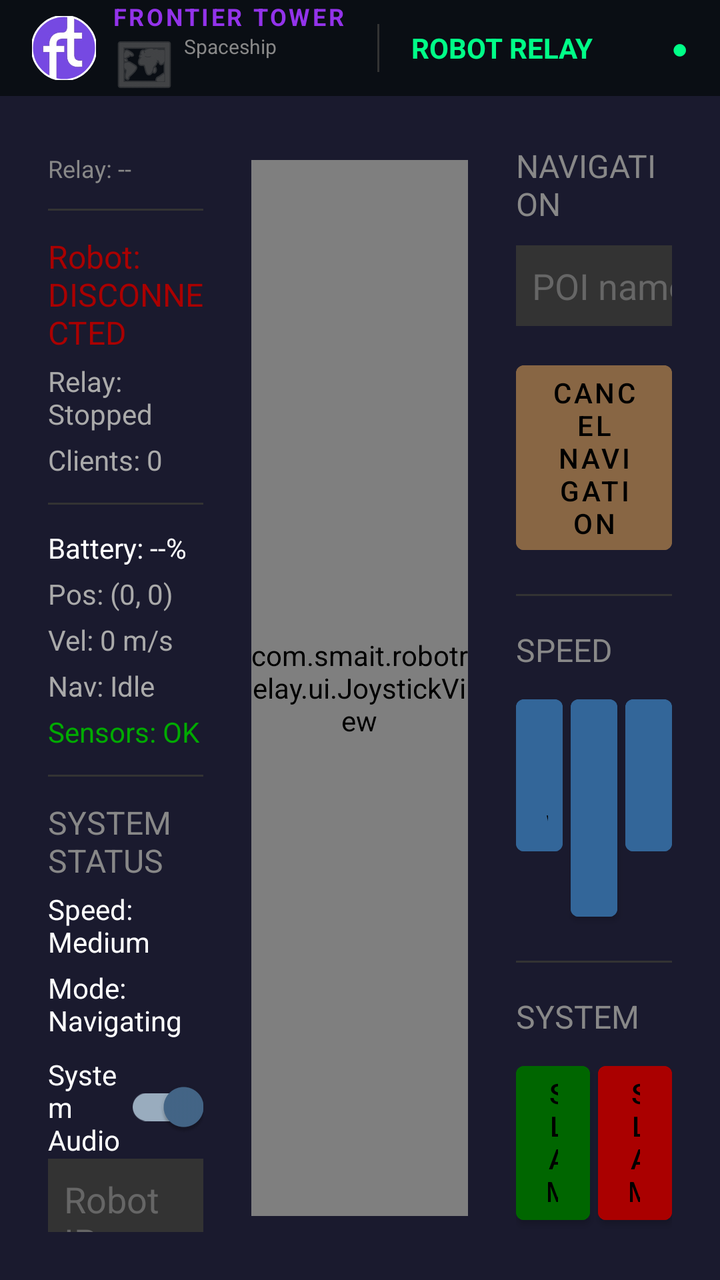
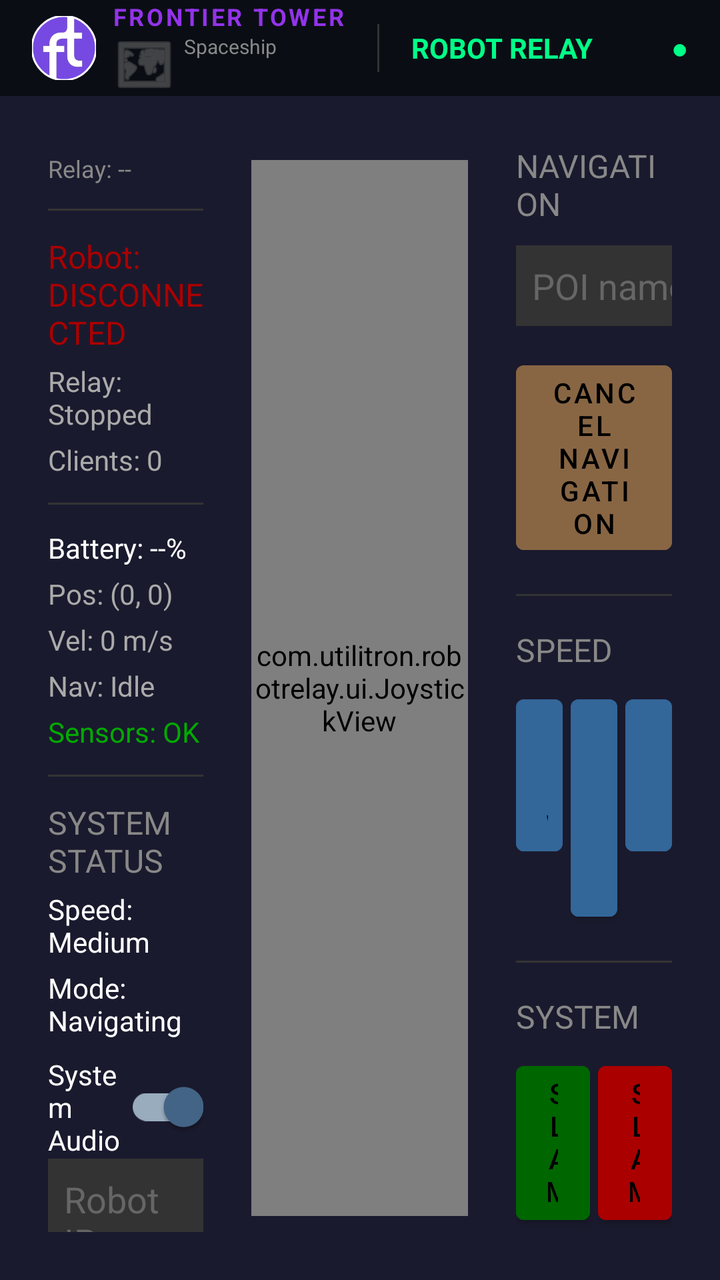

The first picture is an Android layout as it rendered before a commit; the second is the same layout after the commit. The layout source and the unified diff follow.
<!-- AndroidManifest.xml: application theme Theme.RobotRelay -->
<!-- res/layout/activity_main.xml -->
<?xml version="1.0" encoding="utf-8"?>
<FrameLayout xmlns:android="http://schemas.android.com/apk/res/android"
    xmlns:app="http://schemas.android.com/apk/res-auto"
    android:layout_width="match_parent"
    android:layout_height="match_parent"
    android:background="#1a1a2e">

    <LinearLayout
        android:id="@+id/main_layout"
        android:layout_width="match_parent"
        android:layout_height="match_parent"
        android:orientation="vertical"
        android:padding="0dp">

        
        <LinearLayout
            android:layout_width="match_parent"
            android:layout_height="48dp"
            android:orientation="horizontal"
            android:gravity="center_vertical"
            android:paddingHorizontal="16dp"
            android:background="#0A0E14">

            <com.google.android.material.imageview.ShapeableImageView
                android:id="@+id/ivFtLogo"
                android:layout_width="32dp"
                android:layout_height="32dp"
                android:src="@drawable/frontiertowerlogo"
                android:scaleType="centerCrop"
                app:shapeAppearanceOverlay="@style/ShapeAppearance.App.Circle"
                app:strokeWidth="1dp"
                app:strokeColor="#FFFFFF"
                android:padding="0dp" />

            <LinearLayout
                android:layout_width="wrap_content"
                android:layout_height="wrap_content"
                android:orientation="vertical"
                android:layout_marginStart="8dp">

                <TextView
                    android:layout_width="wrap_content"
                    android:layout_height="wrap_content"
                    android:text="FRONTIER TOWER"
                    android:textSize="12sp"
                    android:textColor="#9333EA"
                    android:textStyle="bold"
                    android:letterSpacing="0.1" />

                <TextView
                    android:id="@+id/tvFloorName"
                    android:layout_width="wrap_content"
                    android:layout_height="wrap_content"
                    android:text="Spaceship"
                    android:textSize="10sp"
                    android:textColor="#888888"
                    android:drawableStart="@android:drawable/ic_menu_mapmode"
                    android:drawablePadding="4dp"
                    android:drawableTint="#666666" />

            </LinearLayout>

            <View
                android:layout_width="1dp"
                android:layout_height="24dp"
                android:background="#333333"
                android:layout_marginHorizontal="16dp" />

            <TextView
                android:layout_width="wrap_content"
                android:layout_height="wrap_content"
                android:text="ROBOT RELAY"
                android:textSize="14sp"
                android:textColor="#00ff88"
                android:textStyle="bold" />

            <View
                android:layout_width="0dp"
                android:layout_height="1dp"
                android:layout_weight="1" />

            <TextView
                android:id="@+id/tvHeaderStatus"
                android:layout_width="wrap_content"
                android:layout_height="wrap_content"
                android:text="●"
                android:textSize="14sp"
                android:textColor="#00ff88" />

        </LinearLayout>

        
        <LinearLayout
            android:layout_width="match_parent"
            android:layout_height="0dp"
            android:layout_weight="1"
            android:orientation="horizontal"
            android:padding="16dp">

            
            <LinearLayout
                android:layout_width="0dp"
                android:layout_height="match_parent"
                android:layout_weight="1"
                android:orientation="vertical"
                android:padding="8dp">

            <TextView
                android:id="@+id/tvIpAddress"
                android:layout_width="wrap_content"
                android:layout_height="wrap_content"
                android:text="Relay: --"
                android:textSize="12sp"
                android:textColor="#888888"
                android:layout_marginTop="4dp" />

            <View
                android:layout_width="match_parent"
                android:layout_height="1dp"
                android:background="#333"
                android:layout_marginVertical="12dp" />

            <TextView
                android:id="@+id/tvRobotStatus"
                android:layout_width="wrap_content"
                android:layout_height="wrap_content"
                android:text="Robot: DISCONNECTED"
                android:textSize="16sp"
                android:textColor="#AA0000" />

            <TextView
                android:id="@+id/tvRelayStatus"
                android:layout_width="wrap_content"
                android:layout_height="wrap_content"
                android:text="Relay: Stopped"
                android:textSize="14sp"
                android:textColor="#AAAAAA"
                android:layout_marginTop="4dp" />

            <TextView
                android:id="@+id/tvClients"
                android:layout_width="wrap_content"
                android:layout_height="wrap_content"
                android:text="Clients: 0"
                android:textSize="14sp"
                android:textColor="#AAAAAA"
                android:layout_marginTop="4dp" />

            <View
                android:layout_width="match_parent"
                android:layout_height="1dp"
                android:background="#333"
                android:layout_marginVertical="12dp" />

            <TextView
                android:id="@+id/tvBattery"
                android:layout_width="wrap_content"
                android:layout_height="wrap_content"
                android:text="Battery: --%"
                android:textSize="14sp"
                android:textColor="#FFFFFF" />

            <TextView
                android:id="@+id/tvPosition"
                android:layout_width="wrap_content"
                android:layout_height="wrap_content"
                android:text="Pos: (0, 0)"
                android:textSize="14sp"
                android:textColor="#AAAAAA"
                android:layout_marginTop="4dp" />

            <TextView
                android:id="@+id/tvVelocity"
                android:layout_width="wrap_content"
                android:layout_height="wrap_content"
                android:text="Vel: 0 m/s"
                android:textSize="14sp"
                android:textColor="#AAAAAA"
                android:layout_marginTop="4dp" />

            <TextView
                android:id="@+id/tvNavStatus"
                android:layout_width="wrap_content"
                android:layout_height="wrap_content"
                android:text="Nav: Idle"
                android:textSize="14sp"
                android:textColor="#AAAAAA"
                android:layout_marginTop="4dp" />

            <TextView
                android:id="@+id/tvSensorStatus"
                android:layout_width="wrap_content"
                android:layout_height="wrap_content"
                android:text="Sensors: OK"
                android:textSize="14sp"
                android:textColor="#00AA00"
                android:layout_marginTop="4dp" />

            <TextView
                android:id="@+id/tvEstop"
                android:layout_width="wrap_content"
                android:layout_height="wrap_content"
                android:text="E-STOP ACTIVE"
                android:textSize="18sp"
                android:textColor="#FF0000"
                android:textStyle="bold"
                android:visibility="gone"
                android:layout_marginTop="8dp" />

            <View
                android:layout_width="match_parent"
                android:layout_height="1dp"
                android:background="#333"
                android:layout_marginVertical="12dp" />

            <TextView
                android:layout_width="wrap_content"
                android:layout_height="wrap_content"
                android:text="SYSTEM STATUS"
                android:textSize="16sp"
                android:textColor="#888888" />

            <TextView
                android:id="@+id/tvSpeedStatus"
                android:layout_width="wrap_content"
                android:layout_height="wrap_content"
                android:text="Speed: Medium"
                android:textSize="14sp"
                android:textColor="#FFFFFF"
                android:layout_marginTop="4dp" />

            <LinearLayout
                android:layout_width="match_parent"
                android:layout_height="wrap_content"
                android:orientation="horizontal"
                android:gravity="center_vertical"
                android:layout_marginTop="4dp">

                <TextView
                    android:id="@+id/tvSlamStatus"
                    android:layout_width="wrap_content"
                    android:layout_height="wrap_content"
                    android:text="Mode: Navigating"
                    android:textSize="14sp"
                    android:textColor="#FFFFFF" />

                <ImageView
                    android:id="@+id/ivSlamIcon"
                    android:layout_width="20dp"
                    android:layout_height="20dp"
                    android:src="@android:drawable/ic_menu_mapmode"
                    android:visibility="gone"
                    android:layout_marginStart="8dp"
                    app:tint="#00ff88" />
            </LinearLayout>

            <com.google.android.material.switchmaterial.SwitchMaterial
                android:id="@+id/switchAudio"
                android:layout_width="match_parent"
                android:layout_height="wrap_content"
                android:text="System Audio"
                android:textColor="#FFFFFF"
                android:checked="true"
                android:layout_marginTop="8dp"/>


            <View
                android:layout_width="match_parent"
                android:layout_height="0dp"
                android:layout_weight="1" />

            <EditText
                android:id="@+id/etRobotIp"
                android:layout_width="match_parent"
                android:layout_height="wrap_content"
                android:hint="Robot IP"
                android:textColor="#FFFFFF"
                android:textColorHint="#666666"
                android:background="#333333"
                android:padding="8dp"
                android:layout_marginBottom="8dp"/>

            <Button
                android:id="@+id/btnReconnect"
                android:layout_width="match_parent"
                android:layout_height="wrap_content"
                android:text="Save IP &amp; Restart"
                android:backgroundTint="#336699" />

        </LinearLayout>

        
        <FrameLayout
            android:layout_width="0dp"
            android:layout_height="match_parent"
            android:layout_weight="1.5"
            android:padding="16dp">

            
            <ImageView
                android:id="@+id/joystick_background"
                android:layout_width="match_parent"
                android:layout_height="match_parent"
                android:src="@drawable/frontiertowerlogo"
                android:scaleType="centerInside"
                android:alpha="0.15"
                android:background="@drawable/joystick_background_rounded" />

            
            <com.smait.robotrelay.ui.JoystickView
                android:id="@+id/joystickView"
                android:layout_width="match_parent"
                android:layout_height="match_parent"
                android:layout_gravity="center" />

        </FrameLayout>

        
        <LinearLayout
            android:layout_width="0dp"
            android:layout_height="match_parent"
            android:layout_weight="1"
            android:orientation="vertical"
            android:padding="8dp">

            <TextView
                android:layout_width="wrap_content"
                android:layout_height="wrap_content"
                android:text="NAVIGATION"
                android:textSize="16sp"
                android:textColor="#888888" />

            <LinearLayout
                android:layout_width="match_parent"
                android:layout_height="wrap_content"
                android:orientation="horizontal"
                android:layout_marginTop="8dp">

                <EditText
                    android:id="@+id/etPoi"
                    android:layout_width="0dp"
                    android:layout_height="wrap_content"
                    android:layout_weight="1"
                    android:hint="POI name"
                    android:textColor="#FFFFFF"
                    android:textColorHint="#666666"
                    android:background="#333333"
                    android:padding="8dp" />

                <Button
                    android:id="@+id/btnGoPoi"
                    android:layout_width="wrap_content"
                    android:layout_height="wrap_content"
                    android:text="GO"
                    android:backgroundTint="#448844"
                    android:layout_marginStart="4dp" />
            </LinearLayout>

            <Button
                android:id="@+id/btnCancel"
                android:layout_width="match_parent"
                android:layout_height="wrap_content"
                android:text="Cancel Navigation"
                android:backgroundTint="#886644"
                android:layout_marginTop="8dp" />

            <View
                android:layout_width="match_parent"
                android:layout_height="1dp"
                android:background="#333"
                android:layout_marginVertical="16dp" />

            <TextView
                android:layout_width="wrap_content"
                android:layout_height="wrap_content"
                android:text="SPEED"
                android:textSize="16sp"
                android:textColor="#888888" />

            <LinearLayout
                android:layout_width="match_parent"
                android:layout_height="wrap_content"
                android:orientation="horizontal"
                android:layout_marginTop="8dp">

                <Button
                    android:id="@+id/btnSpeedSlow"
                    android:layout_width="0dp"
                    android:layout_height="wrap_content"
                    android:layout_weight="1"
                    android:text="Slow"
                    android:backgroundTint="#336699" />

                <Button
                    android:id="@+id/btnSpeedMedium"
                    android:layout_width="0dp"
                    android:layout_height="wrap_content"
                    android:layout_weight="1"
                    android:text="Medium"
                    android:backgroundTint="#336699"
                    android:layout_marginHorizontal="4dp" />

                <Button
                    android:id="@+id/btnSpeedFast"
                    android:layout_width="0dp"
                    android:layout_height="wrap_content"
                    android:layout_weight="1"
                    android:text="Fast"
                    android:backgroundTint="#336699" />
            </LinearLayout>

            <View
                android:layout_width="match_parent"
                android:layout_height="1dp"
                android:background="#333"
                android:layout_marginVertical="16dp" />

            <TextView
                android:layout_width="wrap_content"
                android:layout_height="wrap_content"
                android:text="SYSTEM"
                android:textSize="16sp"
                android:textColor="#888888" />

            <LinearLayout
                android:layout_width="match_parent"
                android:layout_height="wrap_content"
                android:orientation="horizontal"
                android:layout_marginTop="8dp">

                <Button
                    android:id="@+id/btnSlamOn"
                    android:layout_width="0dp"
                    android:layout_height="wrap_content"
                    android:layout_weight="1"
                    android:text="SLAM On"
                    android:backgroundTint="#006600" />

                <Button
                    android:id="@+id/btnSlamOff"
                    android:layout_width="0dp"
                    android:layout_height="wrap_content"
                    android:layout_weight="1"
                    android:text="SLAM Off"
                    android:backgroundTint="#AA0000"
                    android:layout_marginStart="4dp" />
            </LinearLayout>

            <View
                android:layout_width="match_parent"
                android:layout_height="1dp"
                android:background="#333"
                android:layout_marginVertical="16dp" />

            <TextView
                android:layout_width="wrap_content"
                android:layout_height="wrap_content"
                android:text="EMERGENCY"
                android:textSize="16sp"
                android:textColor="#888888" />

            <Button
                android:id="@+id/btnEstop"
                android:layout_width="match_parent"
                android:layout_height="wrap_content"
                android:text="E-STOP"
                android:backgroundTint="#AA0000"
                android:textSize="18sp"
                android:textStyle="bold"
                android:layout_marginTop="8dp" />

            <Button
                android:id="@+id/btnReleaseEstop"
                android:layout_width="match_parent"
                android:layout_height="wrap_content"
                android:text="Release E-Stop"
                android:backgroundTint="#006600"
                android:layout_marginTop="8dp" />

        </LinearLayout>

        </LinearLayout> 

    </LinearLayout> 

    <WebView
        android:id="@+id/webView"
        android:layout_width="match_parent"
        android:layout_height="match_parent"
        android:visibility="gone" />

    
    <FrameLayout
        android:id="@+id/countdownOverlay"
        android:layout_width="wrap_content"
        android:layout_height="wrap_content"
        android:layout_gravity="bottom|end"
        android:layout_marginEnd="48dp"
        android:layout_marginBottom="48dp"
        android:background="@drawable/countdown_background"
        android:padding="32dp"
        android:elevation="25dp"
        android:visibility="gone">

        <LinearLayout
            android:layout_width="wrap_content"
            android:layout_height="wrap_content"
            android:orientation="vertical"
            android:gravity="center">

            <TextView
                android:id="@+id/tvCountdownLabel"
                android:layout_width="wrap_content"
                android:layout_height="wrap_content"
                android:text="Next stop in"
                android:textColor="#FFFFFF"
                android:textSize="28sp"
                android:alpha="0.9" />

            <TextView
                android:id="@+id/tvCountdownTimer"
                android:layout_width="wrap_content"
                android:layout_height="wrap_content"
                android:text="00:00"
                android:textColor="#FFFFFF"
                android:textSize="96sp"
                android:textStyle="bold"
                android:fontFamily="monospace" />

        </LinearLayout>

    </FrameLayout>

    
    <FrameLayout
        android:id="@+id/motionOverlay"
        android:layout_width="match_parent"
        android:layout_height="match_parent"
        android:background="#1a1a2e"
        android:visibility="gone"
        android:elevation="15dp">

        <LinearLayout
            android:layout_width="match_parent"
            android:layout_height="match_parent"
            android:orientation="vertical"
            android:gravity="center"
            android:padding="48dp">

            
            <LinearLayout
                android:id="@+id/motionWaitingLayout"
                android:layout_width="wrap_content"
                android:layout_height="wrap_content"
                android:orientation="vertical"
                android:gravity="center"
                android:visibility="gone">

                <TextView
                    android:layout_width="wrap_content"
                    android:layout_height="wrap_content"
                    android:text="👋"
                    android:textSize="128sp" />

                <TextView
                    android:layout_width="wrap_content"
                    android:layout_height="wrap_content"
                    android:text="Waiting for visitor..."
                    android:textColor="#FFFFFF"
                    android:textSize="36sp"
                    android:textStyle="bold"
                    android:layout_marginTop="32dp" />

                <TextView
                    android:layout_width="wrap_content"
                    android:layout_height="wrap_content"
                    android:text="Approach to start your tour"
                    android:textColor="#888888"
                    android:textSize="24sp"
                    android:layout_marginTop="16dp" />

            </LinearLayout>

            
            <LinearLayout
                android:id="@+id/motionStartLayout"
                android:layout_width="wrap_content"
                android:layout_height="wrap_content"
                android:orientation="vertical"
                android:gravity="center"
                android:visibility="gone">

                <TextView
                    android:layout_width="wrap_content"
                    android:layout_height="wrap_content"
                    android:text="🤖"
                    android:textSize="128sp" />

                <TextView
                    android:id="@+id/tvMotionGreeting"
                    android:layout_width="wrap_content"
                    android:layout_height="wrap_content"
                    android:text="Hello! Ready for a tour?"
                    android:textColor="#FFFFFF"
                    android:textSize="36sp"
                    android:textStyle="bold"
                    android:gravity="center"
                    android:layout_marginTop="32dp" />

                <Button
                    android:id="@+id/btnStartTour"
                    android:layout_width="wrap_content"
                    android:layout_height="wrap_content"
                    android:minWidth="300dp"
                    android:minHeight="100dp"
                    android:text="START TOUR"
                    android:textSize="32sp"
                    android:textStyle="bold"
                    android:backgroundTint="#00AA00"
                    android:layout_marginTop="48dp"
                    android:padding="24dp" />

            </LinearLayout>

        </LinearLayout>

    </FrameLayout>

    
    <FrameLayout
        android:id="@+id/lockOverlay"
        android:layout_width="match_parent"
        android:layout_height="match_parent"
        android:background="@android:color/transparent"
        android:visibility="gone"
        android:elevation="20dp"
        android:clickable="true"
        android:focusable="true">

        
        <LinearLayout
            android:id="@+id/lockStartTourLayout"
            android:layout_width="match_parent"
            android:layout_height="match_parent"
            android:orientation="vertical"
            android:gravity="center"
            android:layout_gravity="center"
            android:background="#F5F5F5"
            android:visibility="gone"
            android:padding="32dp">

            
            <TextView
                android:layout_width="wrap_content"
                android:layout_height="wrap_content"
                android:text="Welcome"
                android:textSize="56sp"
                android:textColor="#1565C0"
                android:textStyle="bold"
                android:fontFamily="sans-serif-medium"
                android:layout_marginBottom="12dp" />

            <TextView
                android:layout_width="wrap_content"
                android:layout_height="wrap_content"
                android:text="Tap below to begin your experience"
                android:textSize="20sp"
                android:textColor="#616161"
                android:fontFamily="sans-serif"
                android:layout_marginBottom="56dp" />

            
            <Button
                android:id="@+id/btnLockStartTour"
                android:layout_width="wrap_content"
                android:layout_height="wrap_content"
                android:minWidth="360dp"
                android:minHeight="90dp"
                android:text="START TOUR"
                android:textSize="28sp"
                android:textStyle="bold"
                android:textColor="@android:color/white"
                android:backgroundTint="#1976D2"
                android:fontFamily="sans-serif-medium"
                android:paddingHorizontal="56dp"
                android:paddingVertical="20dp"
                android:elevation="8dp" />

            
            <TextView
                android:layout_width="wrap_content"
                android:layout_height="wrap_content"
                android:text="Powered by RobotOS Pro"
                android:textSize="12sp"
                android:textColor="#BDBDBD"
                android:fontFamily="sans-serif-light"
                android:layout_marginTop="80dp" />

        </LinearLayout>

        
        <LinearLayout
            android:id="@+id/lockContentLayout"
            android:layout_width="wrap_content"
            android:layout_height="wrap_content"
            android:layout_gravity="center"
            android:orientation="vertical"
            android:gravity="center"
            android:padding="32dp"
            android:background="#DD000000"
            android:visibility="gone">

            <TextView
                android:layout_width="wrap_content"
                android:layout_height="wrap_content"
                android:text="🔒"
                android:textSize="64sp" />

            <TextView
                android:id="@+id/tvLockMessage"
                android:layout_width="wrap_content"
                android:layout_height="wrap_content"
                android:text="Tour Mode Active"
                android:textColor="#FFFFFF"
                android:textSize="24sp"
                android:textStyle="bold"
                android:layout_marginTop="16dp" />

            <TextView
                android:layout_width="wrap_content"
                android:layout_height="wrap_content"
                android:text="Tap to enter unlock code"
                android:textColor="#AAAAAA"
                android:textSize="16sp"
                android:layout_marginTop="8dp" />

            
            <LinearLayout
                android:id="@+id/pinEntryLayout"
                android:layout_width="wrap_content"
                android:layout_height="wrap_content"
                android:orientation="vertical"
                android:gravity="center"
                android:layout_marginTop="24dp"
                android:visibility="gone">

                <EditText
                    android:id="@+id/etPinCode"
                    android:layout_width="200dp"
                    android:layout_height="wrap_content"
                    android:hint="Enter PIN"
                    android:inputType="numberPassword"
                    android:textColor="#FFFFFF"
                    android:textColorHint="#666666"
                    android:textSize="24sp"
                    android:gravity="center"
                    android:background="#333333"
                    android:padding="16dp" />

                <LinearLayout
                    android:layout_width="wrap_content"
                    android:layout_height="wrap_content"
                    android:orientation="horizontal"
                    android:layout_marginTop="16dp">

                    <Button
                        android:id="@+id/btnPinCancel"
                        android:layout_width="wrap_content"
                        android:layout_height="wrap_content"
                        android:text="Cancel"
                        android:backgroundTint="#666666" />

                    <Button
                        android:id="@+id/btnPinSubmit"
                        android:layout_width="wrap_content"
                        android:layout_height="wrap_content"
                        android:text="Unlock"
                        android:backgroundTint="#448844"
                        android:layout_marginStart="16dp" />

                </LinearLayout>

            </LinearLayout>

        </LinearLayout>

    </FrameLayout>

</FrameLayout>
<!-- resources referenced by this layout -->
<resources>
  <!-- drawable countdown_background (drawable) -->
  <?xml version="1.0" encoding="utf-8"?>
  <shape xmlns:android="http://schemas.android.com/apk/res/android"
      android:shape="rectangle">
      <solid android:color="#DD1a1a2e" />
      <corners android:radius="16dp" />
      <stroke
          android:width="2dp"
          android:color="#00ff88" />
  </shape>
  <!-- drawable frontiertowerlogo: jpg bitmap (drawable, 5229 bytes) -->
  <!-- drawable joystick_background_rounded (drawable) -->
  <?xml version="1.0" encoding="utf-8"?>
  <shape xmlns:android="http://schemas.android.com/apk/res/android"
      android:shape="oval">
      <stroke
          android:width="2dp"
          android:color="#448844" />
  </shape>
  <style name="ShapeAppearance.App.Circle" parent="ShapeAppearance.MaterialComponents.SmallComponent">
          <item name="cornerFamily">rounded</item>
          <item name="cornerSize">50%</item>
      </style>
  <style name="Theme.RobotRelay" parent="Theme.MaterialComponents.DayNight.NoActionBar">
          <item name="colorPrimary">#00ff88</item>
          <item name="colorPrimaryVariant">#00aa55</item>
          <item name="colorOnPrimary">#000000</item>
          <item name="colorSecondary">#446688</item>
          <item name="colorSecondaryVariant">#334455</item>
          <item name="colorOnSecondary">#FFFFFF</item>
          <item name="android:statusBarColor">#1a1a2e</item>
          <item name="android:navigationBarColor">#1a1a2e</item>
          <item name="android:windowBackground">#1a1a2e</item>
      </style>
</resources>

<!-- the commit's change to res/layout/activity_main.xml (unified diff, before → after) -->
@@ -307,7 +307,7 @@
                 android:background="@drawable/joystick_background_rounded" />
 
             
-            <com.smait.robotrelay.ui.JoystickView
+            <com.utilitron.robotrelay.ui.JoystickView
                 android:id="@+id/joystickView"
                 android:layout_width="match_parent"
                 android:layout_height="match_parent"
